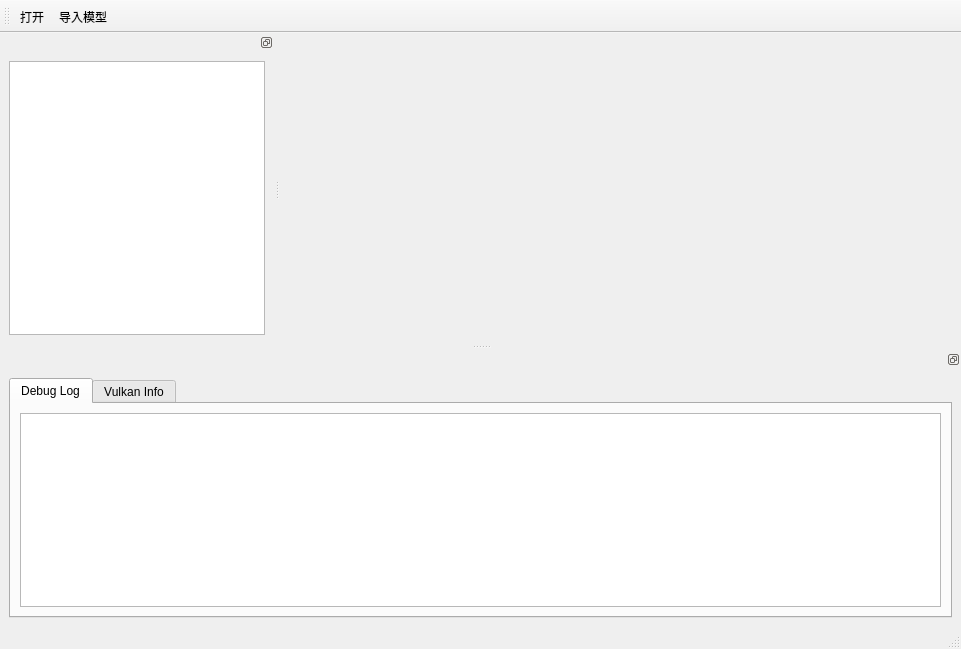
Before: the Qt Designer form src/Runtime/MainWindow.ui in StoneHappy/for_graduation, drawn with Qt 5.
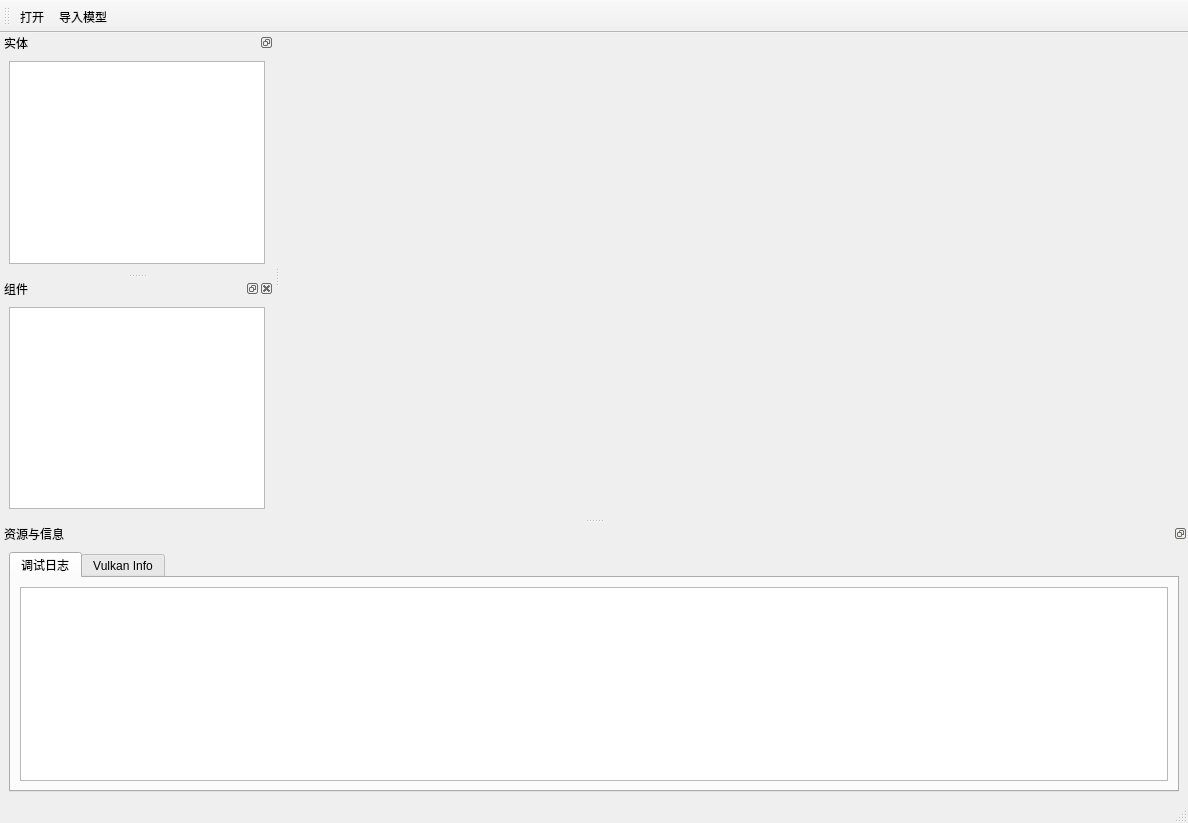
After: the same form once the commit is applied. Icons and pictures are not drawn.

```diff
--- a/src/Runtime/MainWindow.ui
+++ b/src/Runtime/MainWindow.ui
@@ -6,8 +6,8 @@
    <rect>
     <x>0</x>
     <y>0</y>
-    <width>961</width>
-    <height>649</height>
+    <width>1188</width>
+    <height>823</height>
    </rect>
   </property>
   <property name="windowTitle">
@@ -39,6 +39,9 @@
    <property name="features">
     <set>QDockWidget::DockWidgetFloatable|QDockWidget::DockWidgetMovable</set>
    </property>
+   <property name="windowTitle">
+    <string>实体</string>
+   </property>
    <attribute name="dockWidgetArea">
     <number>1</number>
    </attribute>
@@ -54,6 +57,9 @@
    <property name="features">
     <set>QDockWidget::DockWidgetFloatable|QDockWidget::DockWidgetMovable</set>
    </property>
+   <property name="windowTitle">
+    <string>资源与信息</string>
+   </property>
    <attribute name="dockWidgetArea">
     <number>8</number>
    </attribute>
@@ -66,7 +72,7 @@
        </property>
        <widget class="QWidget" name="debugLogTab">
         <attribute name="title">
-         <string>Debug Log</string>
+         <string>调试日志</string>
         </attribute>
         <layout class="QHBoxLayout" name="horizontalLayout_2">
          <item>
@@ -84,6 +90,21 @@
     </layout>
    </widget>
   </widget>
+  <widget class="QDockWidget" name="dockWidget">
+   <property name="windowTitle">
+    <string>组件</string>
+   </property>
+   <attribute name="dockWidgetArea">
+    <number>1</number>
+   </attribute>
+   <widget class="QWidget" name="dockWidgetContents_3">
+    <layout class="QVBoxLayout" name="verticalLayout_2">
+     <item>
+      <widget class="QTreeView" name="treeView_2"/>
+     </item>
+    </layout>
+   </widget>
+  </widget>
   <action name="actOpen">
    <property name="icon">
     <iconset resource="../../resources/resources.qrc">
```
